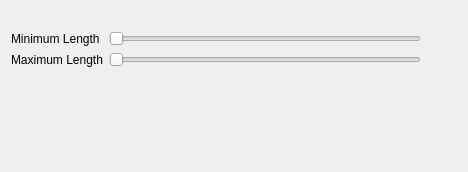
Before: the Qt Designer form cbr/msa/visual/ScoreByLength.ui in TUM-CBR/pymol-plugins, drawn with Qt 5.
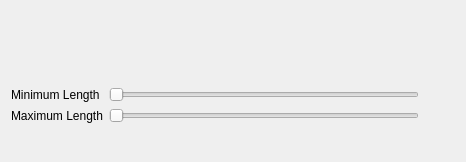
After: the same form once the commit is applied.

Commit message: [MSA Cleaner] Make scores ranked.

Diff of the .ui file:
```diff
--- a/cbr/msa/visual/ScoreByLength.ui
+++ b/cbr/msa/visual/ScoreByLength.ui
@@ -6,36 +6,29 @@
    <rect>
     <x>0</x>
     <y>0</y>
-    <width>468</width>
-    <height>172</height>
+    <width>466</width>
+    <height>162</height>
    </rect>
   </property>
   <property name="windowTitle">
    <string>Form</string>
   </property>
   <layout class="QGridLayout" name="gridLayout">
-   <item row="2" column="0">
-    <widget class="QLabel" name="label_3">
-     <property name="text">
-      <string>Maximum Length</string>
-     </property>
-    </widget>
-   </item>
-   <item row="1" column="0">
+   <item row="3" column="0">
     <widget class="QLabel" name="label_2">
      <property name="text">
       <string>Minimum Length</string>
      </property>
     </widget>
    </item>
-   <item row="2" column="1">
-    <widget class="QSlider" name="maxSlider">
-     <property name="orientation">
-      <enum>Qt::Horizontal</enum>
+   <item row="4" column="0">
+    <widget class="QLabel" name="label_3">
+     <property name="text">
+      <string>Maximum Length</string>
      </property>
     </widget>
    </item>
-   <item row="3" column="1">
+   <item row="5" column="1">
     <spacer name="verticalSpacer">
      <property name="orientation">
       <enum>Qt::Vertical</enum>
@@ -48,13 +41,6 @@
      </property>
     </spacer>
    </item>
-   <item row="1" column="1">
-    <widget class="QSlider" name="minSlider">
-     <property name="orientation">
-      <enum>Qt::Horizontal</enum>
-     </property>
-    </widget>
-   </item>
    <item row="0" column="0" colspan="2">
     <widget class="QLabel" name="descriptionLabel">
      <property name="text">
@@ -62,7 +48,7 @@
      </property>
     </widget>
    </item>
-   <item row="1" column="2">
+   <item row="3" column="2">
     <widget class="QLabel" name="minLengthLabel">
      <property name="minimumSize">
       <size>
@@ -75,7 +61,21 @@
      </property>
     </widget>
    </item>
-   <item row="2" column="2">
+   <item row="4" column="1">
+    <widget class="QSlider" name="maxSlider">
+     <property name="orientation">
+      <enum>Qt::Horizontal</enum>
+     </property>
+    </widget>
+   </item>
+   <item row="3" column="1">
+    <widget class="QSlider" name="minSlider">
+     <property name="orientation">
+      <enum>Qt::Horizontal</enum>
+     </property>
+    </widget>
+   </item>
+   <item row="4" column="2">
     <widget class="QLabel" name="maxLenghtLabel">
      <property name="minimumSize">
       <size>
@@ -88,6 +88,16 @@
      </property>
     </widget>
    </item>
+   <item row="1" column="1">
+    <widget class="QWidget" name="frequencyWidget" native="true">
+     <property name="minimumSize">
+      <size>
+       <width>0</width>
+       <height>50</height>
+      </size>
+     </property>
+    </widget>
+   </item>
   </layout>
  </widget>
  <resources/>
```
The commit also changes 13 other files.
